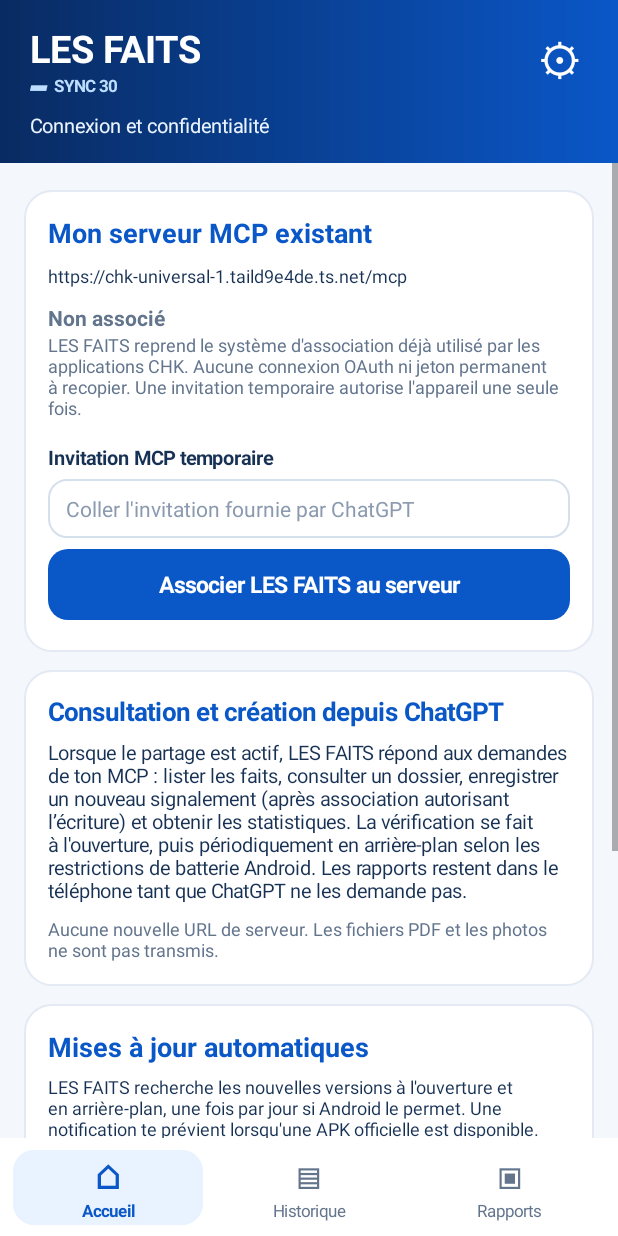
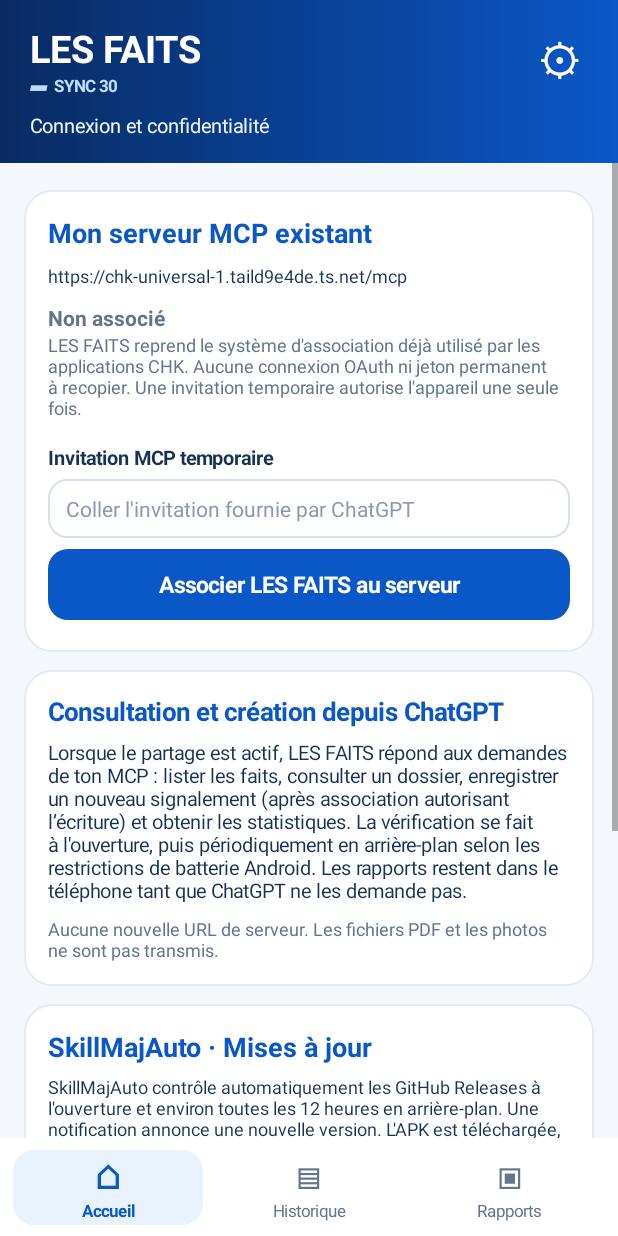
Before and after one commit to Chasmet/Probl-me-r-curent-travail-, an Android app: the screen it shows after launch (MainActivity), after a tap on an icon or button, on a phone screen of 412 x 824 dp. Run offline under Robolectric (Android 15) with nearby library versions, the phone set to English and light mode, and no system bars; pictures from the network do not load.

Commit message:
LES FAITS 0.7.0 — intégrer le mécanisme SkillMajAuto avec validation Android
* feat(android): integrate independent SkillMajAuto update engine

* feat(ui): expose SkillMajAuto directly in LES FAITS settings

* feat: invoke SkillMajAuto in Android background job

* chore: SkillMajAuto Android v0.7.0

* docs: SkillMajAuto workflow and signing requirements

* refactor: replace legacy UpdateManager by embedded SkillMajAuto

* ui: describe real SkillMajAuto 12-hour workflow and direct installation

* chore: align release input version with SkillMajAuto v0.7.0

* docs: SkillMajAuto integration and secure release setup

```diff
--- a/app/build.gradle
+++ b/app/build.gradle
@@ -17,8 +17,8 @@ android {
         applicationId 'fr.sync30.lesfaits'
         minSdk 26
         targetSdk 36
-        versionCode 7
-        versionName '0.6.0'
+        versionCode 8
+        versionName '0.7.0'
     }
     compileOptions {
         sourceCompatibility JavaVersion.VERSION_17
--- a/app/src/main/java/fr/sync30/lesfaits/MainActivity.java
+++ b/app/src/main/java/fr/sync30/lesfaits/MainActivity.java
@@ -68,8 +68,8 @@ public class MainActivity extends Activity {
         getWindow().getDecorView().setSystemUiVisibility(View.SYSTEM_UI_FLAG_LIGHT_NAVIGATION_BAR);
         home();
         acceptOAuthCallback(getIntent());
-        UpdateManager.onAppOpen(this);
-        UpdateManager.onNotificationTap(this,getIntent());
+        SkillMajAuto.onAppOpen(this);
+        SkillMajAuto.onNotificationTap(this,getIntent());
         acceptPairInvite(getIntent());
         if(McpWorkerClient.isEnabled(prefs))McpWorkerClient.check(getApplicationContext(),null);
     }
@@ -78,7 +78,7 @@ public class MainActivity extends Activity {
         setIntent(intent);
         acceptOAuthCallback(intent);
         acceptPairInvite(intent);
-        UpdateManager.onNotificationTap(this,intent);
+        SkillMajAuto.onNotificationTap(this,intent);
     }
     private void acceptOAuthCallback(Intent intent){
         Uri uri=intent==null?null:intent.getData();
@@ -221,7 +221,7 @@ public class MainActivity extends Activity {
     private void home(){
         base("Tout consigner, dater, prouver.","home");
         actionCard(body,"Nouveau signalement","Décrire un fait et joindre des preuves","＋",BLUE,this::form);
-        actionCard(body,"Mises à jour","Rechercher la dernière version de LES FAITS","⟳",GREEN,()->UpdateManager.check(this,true));
+        actionCard(body,"Mises à jour","Rechercher la dernière version de LES FAITS","⟳",GREEN,()->SkillMajAuto.check(this,true));
         heading(body,"Mes espaces");
         actionCard(body,"TRACE · Personnel / Terrain","Incidents, matériel, organisation, sécurité","⌖",BLUE,()->history("TERRAIN"));
         actionCard(body,"RAPPORT · Affaires personnelles","Dossiers et événements du quotidien","▣",GREEN,()->history("PERSONNEL"));
@@ -522,21 +522,21 @@ public class MainActivity extends Activity {
         gap(info,8);
         info.addView(text("Aucune nouvelle URL de serveur. Les fichiers PDF et les photos ne sont pas transmis.",12,MUTED,false));
         LinearLayout updateCard=card(body);
-        updateCard.addView(text("Mises à jour automatiques",18,BLUE,true));
+        updateCard.addView(text("SkillMajAuto · Mises à jour",18,BLUE,true));
         gap(updateCard,6);
-        updateCard.addView(text("LES FAITS recherche les nouvelles versions à l'ouverture et en arrière-plan, une fois par jour si Android le permet. Une notification te prévient lorsqu'une APK officielle est disponible.",12,INK,false));
+        updateCard.addView(text("SkillMajAuto contrôle automatiquement les GitHub Releases à l'ouverture et environ toutes les 12 heures en arrière-plan. Une notification annonce une nouvelle version. L'APK est téléchargée, vérifiée et installée depuis LES FAITS avec ta confirmation Android.",12,INK,false));
         CheckBox automatic=new CheckBox(this);automatic.setText("Vérifier automatiquement les mises à jour");
-        automatic.setTextColor(INK);automatic.setChecked(UpdateManager.autoEnabled(this));
-        automatic.setOnCheckedChangeListener((b,checked)->UpdateManager.setAuto(this,checked));
+        automatic.setTextColor(INK);automatic.setChecked(SkillMajAuto.autoEnabled(this));
+        automatic.setOnCheckedChangeListener((b,checked)->SkillMajAuto.setAuto(this,checked));
         updateCard.addView(automatic);
         if(android.os.Build.VERSION.SDK_INT>=33 &&
             checkSelfPermission(android.Manifest.permission.POST_NOTIFICATIONS)!=android.content.pm.PackageManager.PERMISSION_GRANTED)
             addButton(updateCard,"Activer les notifications de mises à jour",NAVY,()->
                 requestPermissions(new String[]{android.Manifest.permission.POST_NOTIFICATIONS},5401));
-        addButton(updateCard,"Vérifier maintenant",BLUE,()->UpdateManager.check(this,true));
+        addButton(updateCard,"SkillMajAuto · Vérifier les mises à jour",BLUE,()->SkillMajAuto.check(this,true));
         updateCard.addView(text("Une APK officielle et sa signature sont vérifiées avant de proposer l'installation, avec ton accord Android.",11,MUTED,false));
         LinearLayout version=card(body);
-        version.addView(text("LES FAITS  •  SYNC 30  •  v0.5.0",12,MUTED,true));
+        version.addView(text("LES FAITS  •  SYNC 30  •  v"+SkillMajAuto.versionName(this),12,MUTED,true));
         version.addView(text("Application gratuite. Sauvegarde tes rapports PDF avant toute désinstallation.",12,MUTED,false));
     }
     private String copyPhoto(Uri uri)throws Exception {
--- a/app/src/main/java/fr/sync30/lesfaits/UpdateManager.java
+++ b/app/src/main/java/fr/sync30/lesfaits/SkillMajAuto.java
@@ -35,29 +35,33 @@ import java.util.concurrent.Executors;
 import javax.net.ssl.HttpsURLConnection;
 
 /**
- * GitHub Releases updater, intended exclusively for the direct-APK channel.
+ * SkillMajAuto — moteur de mise à jour autonome de LES FAITS, inspiré de XDebt.
+ * Vérifie GitHub Releases automatiquement à l’ouverture et via JobScheduler,
+ * récupère l’APK officiel, contrôle SHA-256, package et certificat puis lance
+ * PackageInstaller avec confirmation Android. Sans accès au serveur Windows.
  * Android requires explicit user approval before installation. Updates are
  * never installed silently, and the on-device signing certificate is checked.
  */
-final class UpdateManager {
-    private static final String TAG="LesFaitsUpdater";
+final class SkillMajAuto {
+    private static final String TAG="LesFaitsSkillMajAuto";
     private static final String API="https://api.github.com/repos/Chasmet/Probl-me-r-curent-travail-/releases/latest";
     private static final String DOWNLOAD_PREFIX="https://github.com/Chasmet/Probl-me-r-curent-travail-/releases/download/";
     private static final ExecutorService pool=Executors.newSingleThreadExecutor();
-    private static final long CHECK_INTERVAL=24L*60*60*1000;
+    private static final long CHECK_INTERVAL=12L*60*60*1000;
     private static final long MAX_APK=150L*1024*1024;
-    private static final String PREFS="lesfaits_updater";
+    private static final String PREFS="lesfaits_skillmajauto";
     private static final int JOB_ID=53030;
     private static final int NOTIFICATION_ID=53031;
-    private static final String CHANNEL_ID="lesfaits_updates";
+    private static final String CHANNEL_ID="lesfaits_skillmajauto";
     private static final String OPEN_ACTION="fr.sync30.lesfaits.UPDATE_OPEN";
     static final class Release {
         final String version,url,digest,notes;
         Release(String v,String u,String d,String n){version=v;url=u;digest=d;notes=n;}
     }
-    private UpdateManager(){}
+    private SkillMajAuto(){}
     static boolean autoEnabled(Context ctx){
-        return ctx.getSharedPreferences(PREFS,Context.MODE_PRIVATE).getBoolean("automatic",true);
+        return ctx.getSharedPreferences(PREFS,Context.MODE_PRIVATE).getBoolean("automatic",
+            ctx.getSharedPreferences("lesfaits_updater",Context.MODE_PRIVATE).getBoolean("automatic",true));
     }
     static void setAuto(Context ctx,boolean enabled){
         ctx.getSharedPreferences(PREFS,Context.MODE_PRIVATE).edit().putBoolean("automatic",enabled).apply();
--- a/app/src/main/java/fr/sync30/lesfaits/UpdateCheckJob.java
+++ b/app/src/main/java/fr/sync30/lesfaits/UpdateCheckJob.java
@@ -3,10 +3,10 @@ package fr.sync30.lesfaits;
 import android.app.job.JobParameters;
 import android.app.job.JobService;
 
-/** Daily Android-managed official update check. */
+/** Periodic SkillMajAuto Android-managed official update check. */
 public final class UpdateCheckJob extends JobService {
     @Override public boolean onStartJob(JobParameters params){
-        UpdateManager.checkBackground(getApplicationContext(),()->jobFinished(params,false));
+        SkillMajAuto.checkBackground(getApplicationContext(),()->jobFinished(params,false));
         return true;
     }
     @Override public boolean onStopJob(JobParameters params){return false;}
```
Also changed, not shown: 3 other files.
